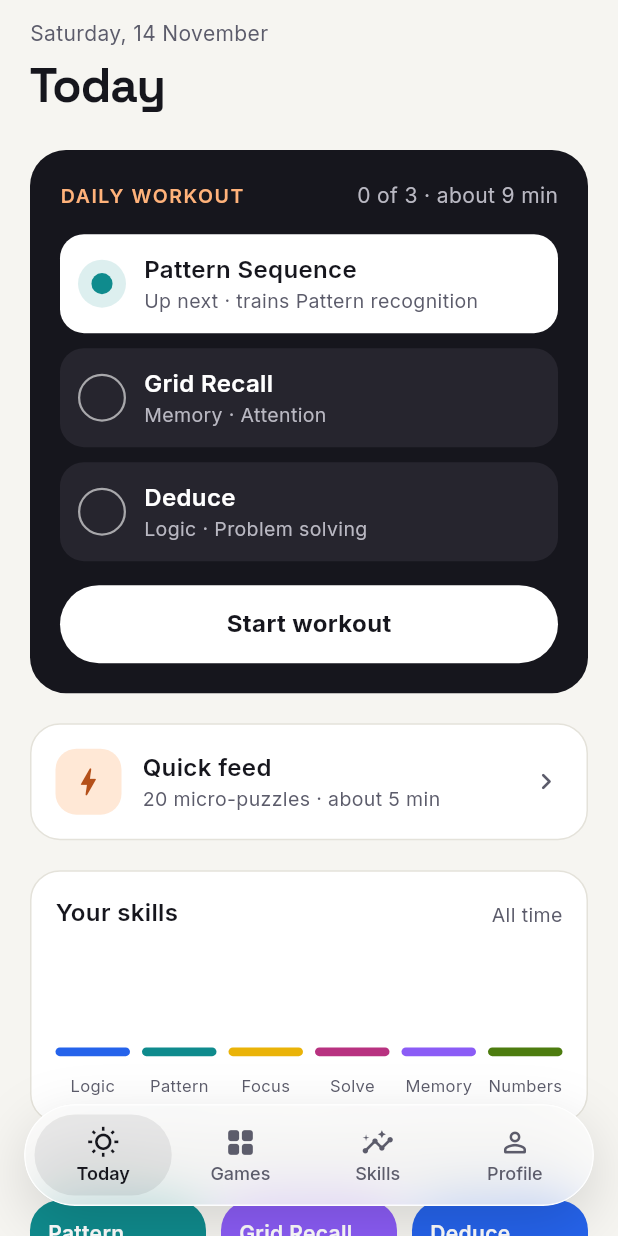
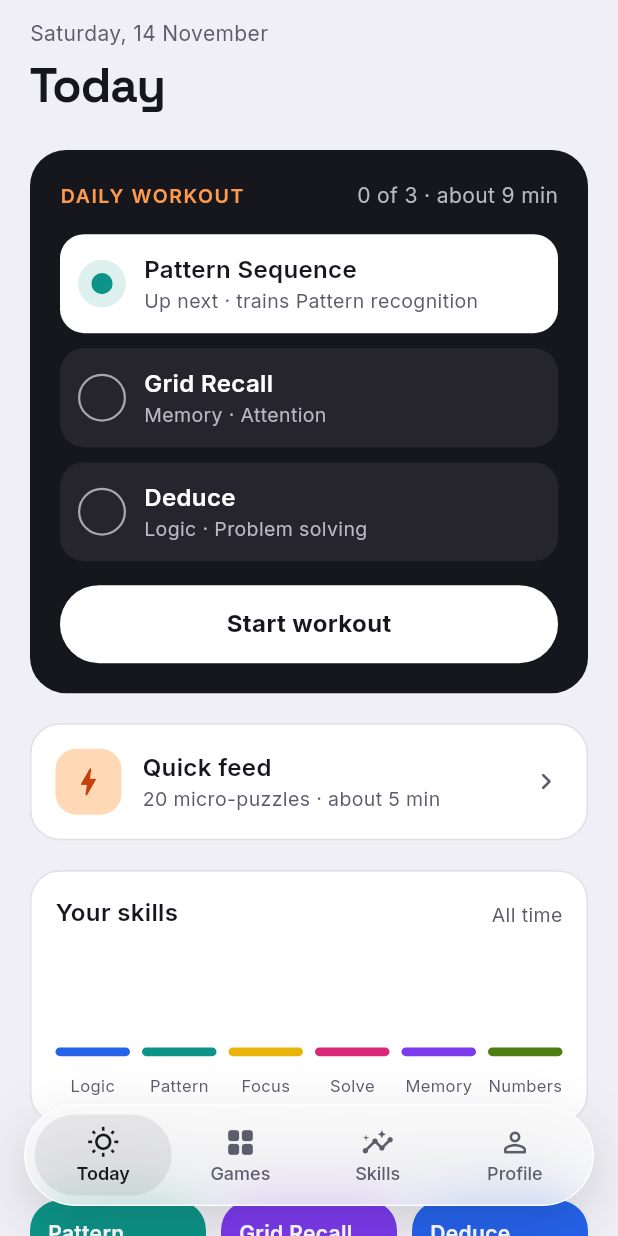
Before and after one commit to samuelavike1/smartx, a Flutter app: the screen it shows after launch, on a phone screen of 412 x 824 dp. Run offline on Flutter 3.47's test engine with Material 3 defaults, Android fonts, the phone set to English and light mode, and no system bars; our stand-ins replace flutter_riverpod, go_router, material_ui, shared_preferences.

Commit message:
Make light mode vivid and dark mode true black
Night now sits on pure black (#000) so OLED pixels switch off. Cards are
#101014 with hairline borders, since shadows don't show on black, and
the accents are vivid instead of pastel: orange #FF7A1A, green #22C55E,
rose #FF3D63, with deep coloured tints behind right and wrong answers.

Light moves from cream to a cooler #EFEFF5 ground, with stronger tints
(right #C8F4D6, wrong #FFD3DC, brand #FFD8B5), punchier orange, green
and rose, and more saturated skill colours: Pattern #0D9488, Solve
#DB2777, Memory #7C3AED. Odds On's red ball follows the new rose, and
Ink Clash's orange is a shade deeper to keep 3:1 on the new ground.

Every text pair still passes the palette contrast tests.

```diff
--- a/lib/core/skills/skill.dart
+++ b/lib/core/skills/skill.dart
@@ -14,17 +14,17 @@ enum Skill {
   patternRecognition(
     'Pattern recognition',
     'Pattern',
-    Color(0xFF0F8B8D),
+    Color(0xFF0D9488),
     SkillMarker.circle,
   ),
   attention('Attention', 'Focus', Color(0xFFEAB308), SkillMarker.triangle),
   problemSolving(
     'Problem solving',
     'Solve',
-    Color(0xFFB83280),
+    Color(0xFFDB2777),
     SkillMarker.diamond,
   ),
-  memory('Memory', 'Memory', Color(0xFF8B5CF6), SkillMarker.ring),
+  memory('Memory', 'Memory', Color(0xFF7C3AED), SkillMarker.ring),
 
   /// The quant track (Odds On and the games after it): probability,
   /// counting and mental arithmetic. Dark lime: the one hue left between
--- a/lib/games/ink_clash/ink_puzzle.dart
+++ b/lib/games/ink_clash/ink_puzzle.dart
@@ -8,7 +8,7 @@ import '../../core/game/speed_game.dart';
 /// shows the name, so colour is never the only cue on the controls.
 enum InkColour {
   blue('Blue', Color(0xFF1E5FD6), Color(0xFF6C9BFF)),
-  orange('Orange', Color(0xFFE06C00), Color(0xFFF59E4C)),
+  orange('Orange', Color(0xFFD96500), Color(0xFFF59E4C)),
   green('Green', Color(0xFF2E8B3E), Color(0xFF4CC26B)),
   pink('Pink', Color(0xFFD0338A), Color(0xFFF06BB0));
 
--- a/lib/games/odds_on/odds_puzzle.dart
+++ b/lib/games/odds_on/odds_puzzle.dart
@@ -9,7 +9,7 @@ import 'odds_math.dart';
 // from the classic slips, each with a sentence that names the slip.
 
 enum BallColour {
-  red('red', Color(0xFFD23F57), Color(0xFFF0607A)),
+  red('red', Color(0xFFE11D48), Color(0xFFFF3D63)),
   blue('blue', Color(0xFF2563EB), Color(0xFF6C9BFF)),
   green('green', Color(0xFF2E8B3E), Color(0xFF4CC26B));
 
--- a/lib/ui/lucid.dart
+++ b/lib/ui/lucid.dart
@@ -6,32 +6,32 @@ import 'package:material_ui/material_ui.dart';
 /// skills. Puzzles keep their own content colours.
 abstract final class Lucid {
   // Light
-  static const ground = Color(0xFFF6F5F1);
+  static const ground = Color(0xFFEFEFF5);
   static const surface = Color(0xFFFFFFFF);
   static const ink = Color(0xFF16161D);
   static const muted = Color(0xFF5C5C6B);
-  static const line = Color(0xFFE4E2DA);
-  static const chip = Color(0xFFEDEBE4);
+  static const line = Color(0xFFE0E0E9);
+  static const chip = Color(0xFFE6E6EE);
 
   // Brand / rewards
-  static const spark = Color(0xFFFF8A3D);
-  static const sparkTint = Color(0xFFFFE8D6);
-  static const sparkText = Color(0xFF7A3410);
+  static const spark = Color(0xFFFF6A00);
+  static const sparkTint = Color(0xFFFFD8B5);
+  static const sparkText = Color(0xFF7C2D12);
 
   // Feedback (always paired with an icon)
-  static const correct = Color(0xFF1F8A5B);
-  static const correctTint = Color(0xFFEAF6EF);
-  static const correctText = Color(0xFF17714A);
-  static const miss = Color(0xFFD23F57);
-  static const missTint = Color(0xFFFCE9EC);
+  static const correct = Color(0xFF16A34A);
+  static const correctTint = Color(0xFFC8F4D6);
+  static const correctText = Color(0xFF166534);
+  static const miss = Color(0xFFE11D48);
+  static const missTint = Color(0xFFFFD3DC);
 
-  // Dark
-  static const nightGround = Color(0xFF14131B);
-  static const nightSurface = Color(0xFF1E1C29);
-  static const nightRaised = Color(0xFF2A2836);
-  static const nightLine = Color(0xFF34313F);
-  static const nightText = Color(0xFFF3F2F7);
-  static const nightMuted = Color(0xFFB4B1C4);
+  // Dark: true black, so OLED pixels switch off
+  static const nightGround = Color(0xFF000000);
+  static const nightSurface = Color(0xFF101014);
+  static const nightRaised = Color(0xFF1C1C22);
+  static const nightLine = Color(0xFF26262E);
+  static const nightText = Color(0xFFF5F5F7);
+  static const nightMuted = Color(0xFFA8A8B3);
 
   // Shape
   static const double radiusS = 12;
--- a/lib/ui/palette.dart
+++ b/lib/ui/palette.dart
@@ -110,69 +110,71 @@ class LucidPalette extends ThemeExtension<LucidPalette> {
   bool get isNight => ground.computeLuminance() < 0.2;
 
   static const light = LucidPalette(
-    ground: Color(0xFFF6F5F1),
+    ground: Color(0xFFEFEFF5),
     surface: Color(0xFFFFFFFF),
-    chip: Color(0xFFEDEBE4),
-    line: Color(0xFFE4E2DA),
-    lineStrong: Color(0xFFD9D6CC),
+    chip: Color(0xFFE6E6EE),
+    line: Color(0xFFE0E0E9),
+    lineStrong: Color(0xFFCDCDD9),
     ink: Color(0xFF16161D),
     onInk: Color(0xFFFFFFFF),
     muted: Color(0xFF5C5C6B),
-    faint: Color(0xFF7A7987),
-    spark: Color(0xFFFF8A3D),
+    faint: Color(0xFF6E6D7A),
+    spark: Color(0xFFFF6A00),
     onSpark: Color(0xFF16161D),
-    sparkTint: Color(0xFFFFE8D6),
-    sparkText: Color(0xFF7A3410),
-    sparkStrong: Color(0xFFB4501A),
-    correct: Color(0xFF1F8A5B),
+    sparkTint: Color(0xFFFFD8B5),
+    sparkText: Color(0xFF7C2D12),
+    sparkStrong: Color(0xFFC2410C),
+    correct: Color(0xFF16A34A),
     onCorrect: Color(0xFFFFFFFF),
-    correctTint: Color(0xFFEAF6EF),
-    correctText: Color(0xFF17714A),
-    miss: Color(0xFFD23F57),
+    correctTint: Color(0xFFC8F4D6),
+    correctText: Color(0xFF166534),
+    miss: Color(0xFFE11D48),
     onMiss: Color(0xFFFFFFFF),
-    missTint: Color(0xFFFCE9EC),
-    missText: Color(0xFFB3304A),
+    missTint: Color(0xFFFFD3DC),
+    missText: Color(0xFF9F1239),
     hero: Color(0xFF16161D),
     heroRow: Color(0xFF26252E),
     heroText: Color(0xFFFFFFFF),
     heroQuiet: Color(0xFFB9B8C2),
-    heroLabel: Color(0xFFFFB27A),
+    heroLabel: Color(0xFFFF9A4D),
     heroAccent: Color(0xFFFFFFFF),
     onHeroAccent: Color(0xFF16161D),
     shadow: Color(0x0F16161D),
   );
 
   static const night = LucidPalette(
-    ground: Color(0xFF14131B),
-    surface: Color(0xFF1E1C29),
-    chip: Color(0xFF2A2836),
-    line: Color(0xFF34313F),
-    lineStrong: Color(0xFF4A4757),
-    ink: Color(0xFFF3F2F7),
-    onInk: Color(0xFF16161D),
-    muted: Color(0xFFB4B1C4),
-    faint: Color(0xFF8E8B9E),
-    spark: Color(0xFFFF8A3D),
-    onSpark: Color(0xFF16161D),
-    sparkTint: Color(0xFF3D2817),
-    sparkText: Color(0xFFFFB27A),
-    sparkStrong: Color(0xFFFF9F5E),
-    correct: Color(0xFF3DBE84),
-    onCorrect: Color(0xFF14131B),
-    correctTint: Color(0xFF173B2C),
-    correctText: Color(0xFF7FE0B0),
-    miss: Color(0xFFF0607A),
-    onMiss: Color(0xFF14131B),
-    missTint: Color(0xFF42202A),
-    missText: Color(0xFFFF9AAC),
-    hero: Color(0xFF26242F),
-    heroRow: Color(0xFF34313F),
-    heroText: Color(0xFFF3F2F7),
-    heroQuiet: Color(0xFFB4B1C4),
-    heroLabel: Color(0xFFFFB27A),
-    heroAccent: Color(0xFFF3F2F7),
-    onHeroAccent: Color(0xFF16161D),
-    shadow: Color(0x66000000),
+    // True black: OLED pixels switch off. Cards are drawn by hairline
+    // borders, since shadows don't show on black.
+    ground: Color(0xFF000000),
+    surface: Color(0xFF101014),
+    chip: Color(0xFF1C1C22),
+    line: Color(0xFF26262E),
+    lineStrong: Color(0xFF3F3F4A),
+    ink: Color(0xFFF5F5F7),
+    onInk: Color(0xFF000000),
+    muted: Color(0xFFA8A8B3),
+    faint: Color(0xFF7C7C88),
+    spark: Color(0xFFFF7A1A),
+    onSpark: Color(0xFF000000),
+    sparkTint: Color(0xFF2E1600),
+    sparkText: Color(0xFFFFA057),
+    sparkStrong: Color(0xFFFF8C3A),
+    correct: Color(0xFF22C55E),
+    onCorrect: Color(0xFF000000),
+    correctTint: Color(0xFF062E16),
+    correctText: Color(0xFF4ADE80),
+    miss: Color(0xFFFF3D63),
+    onMiss: Color(0xFF000000),
+    missTint: Color(0xFF33070F),
+    missText: Color(0xFFFF7A92),
+    hero: Color(0xFF101014),
+    heroRow: Color(0xFF1C1C22),
+    heroText: Color(0xFFF5F5F7),
+    heroQuiet: Color(0xFFA8A8B3),
+    heroLabel: Color(0xFFFFA057),
+    heroAccent: Color(0xFFF5F5F7),
+    onHeroAccent: Color(0xFF000000),
+    shadow: Color(0x00000000),
   );
 
   @override
```
